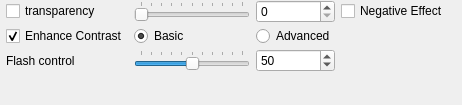
open-scan-crew/OpenScanTools, file src/gui/forms/toolbar_rendertransparencygroup.ui: the form before one commit.
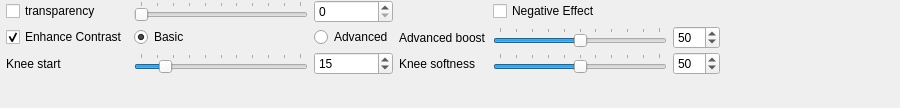
The form after the commit.

Commit message:
Improve advanced transparency (#577)
* Replace advanced flash control with knee start/softness (#573)

* Add advanced boost control to transparency advanced mode (#574)

* Increase advanced boost max intensity in transparency shader (#575)

* Update advanced transparency default values (#576)
Optimize UI layout

```diff
--- a/src/gui/forms/toolbar_rendertransparencygroup.ui
+++ b/src/gui/forms/toolbar_rendertransparencygroup.ui
@@ -6,8 +6,8 @@
    <rect>
     <x>0</x>
     <y>0</y>
-    <width>462</width>
-    <height>105</height>
+    <width>900</width>
+    <height>108</height>
    </rect>
   </property>
   <property name="windowTitle">
@@ -68,7 +68,7 @@
    <item row="2" column="0">
     <widget class="QLabel" name="label_flashControl">
      <property name="text">
-      <string>Flash control</string>
+      <string>Knee start</string>
      </property>
     </widget>
    </item>
@@ -87,7 +87,7 @@
       <number>100</number>
      </property>
      <property name="value">
-      <number>50</number>
+      <number>15</number>
      </property>
      <property name="orientation">
       <enum>Qt::Horizontal</enum>
@@ -126,11 +126,107 @@
       <number>100</number>
      </property>
      <property name="value">
+      <number>15</number>
+     </property>
+    </widget>
+   </item>
+   <item row="2" column="3">
+    <widget class="QLabel" name="label_kneeSoftness">
+     <property name="text">
+      <string>Knee softness</string>
+     </property>
+    </widget>
+   </item>
+   <item row="2" column="4">
+    <widget class="QSlider" name="slider_kneeSoftness">
+     <property name="minimumSize">
+      <size>
+       <width>100</width>
+       <height>0</height>
+      </size>
+     </property>
+     <property name="minimum">
+      <number>0</number>
+     </property>
+     <property name="maximum">
+      <number>100</number>
+     </property>
+     <property name="value">
       <number>50</number>
      </property>
+     <property name="orientation">
+      <enum>Qt::Horizontal</enum>
+     </property>
+     <property name="tickPosition">
+      <enum>QSlider::TicksAbove</enum>
+     </property>
+     <property name="tickInterval">
+      <number>10</number>
+     </property>
     </widget>
    </item>
-   <item row="6" column="0" colspan="3">
+   <item row="2" column="5">
+    <widget class="QSpinBox" name="spinBox_kneeSoftness">
+     <property name="minimum">
+      <number>0</number>
+     </property>
+     <property name="maximum">
+      <number>100</number>
+     </property>
+     <property name="value">
+      <number>50</number>
+     </property>
+    </widget>
+   </item>
+   <item row="1" column="3">
+    <widget class="QLabel" name="label_advancedBoost">
+     <property name="text">
+      <string>Advanced boost</string>
+     </property>
+    </widget>
+   </item>
+   <item row="1" column="4">
+    <widget class="QSlider" name="slider_advancedBoost">
+     <property name="minimumSize">
+      <size>
+       <width>100</width>
+       <height>0</height>
+      </size>
+     </property>
+     <property name="minimum">
+      <number>0</number>
+     </property>
+     <property name="maximum">
+      <number>100</number>
+     </property>
+     <property name="value">
+      <number>50</number>
+     </property>
+     <property name="orientation">
+      <enum>Qt::Horizontal</enum>
+     </property>
+     <property name="tickPosition">
+      <enum>QSlider::TicksAbove</enum>
+     </property>
+     <property name="tickInterval">
+      <number>10</number>
+     </property>
+    </widget>
+   </item>
+   <item row="1" column="5">
+    <widget class="QSpinBox" name="spinBox_advancedBoost">
+     <property name="minimum">
+      <number>0</number>
+     </property>
+     <property name="maximum">
+      <number>100</number>
+     </property>
+     <property name="value">
+      <number>50</number>
+     </property>
+    </widget>
+   </item>
+   <item row="6" column="0" colspan="6">
     <spacer name="verticalSpacer">
      <property name="orientation">
       <enum>Qt::Vertical</enum>
@@ -160,7 +256,7 @@
      </property>
     </widget>
    </item>
-   <item row="1" column="3" rowspan="4">
+   <item row="1" column="6" rowspan="4">
     <spacer name="horizontalSpacer">
      <property name="orientation">
       <enum>Qt::Horizontal</enum>
@@ -176,7 +272,7 @@
      </property>
     </spacer>
    </item>
-   <item row="0" column="3">
+   <item row="0" column="4">
     <widget class="QCheckBox" name="checkBox_negativeEffect">
      <property name="text">
       <string>Negative Effect</string>
```
Left out of the diff: 6 changed lines with no effect on the pictures. The commit also changes 15 other files.
